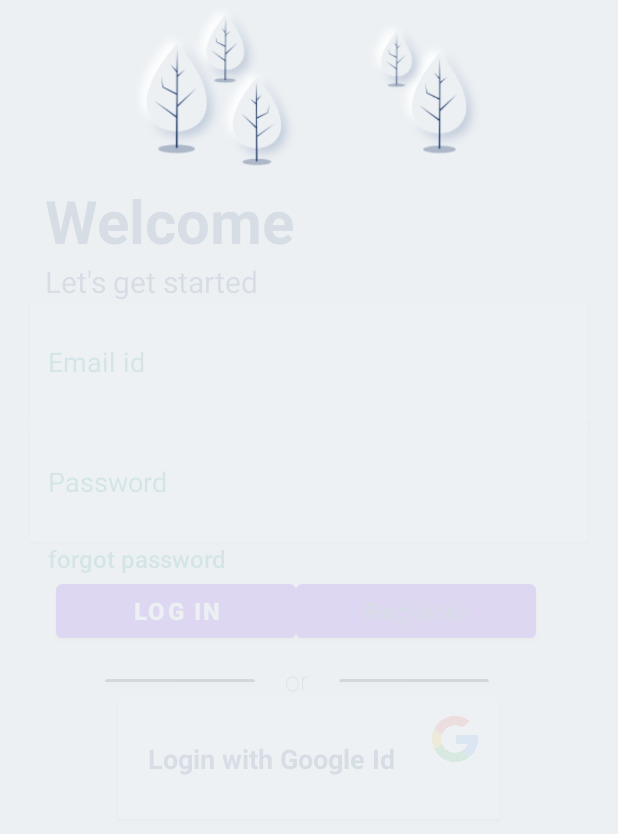
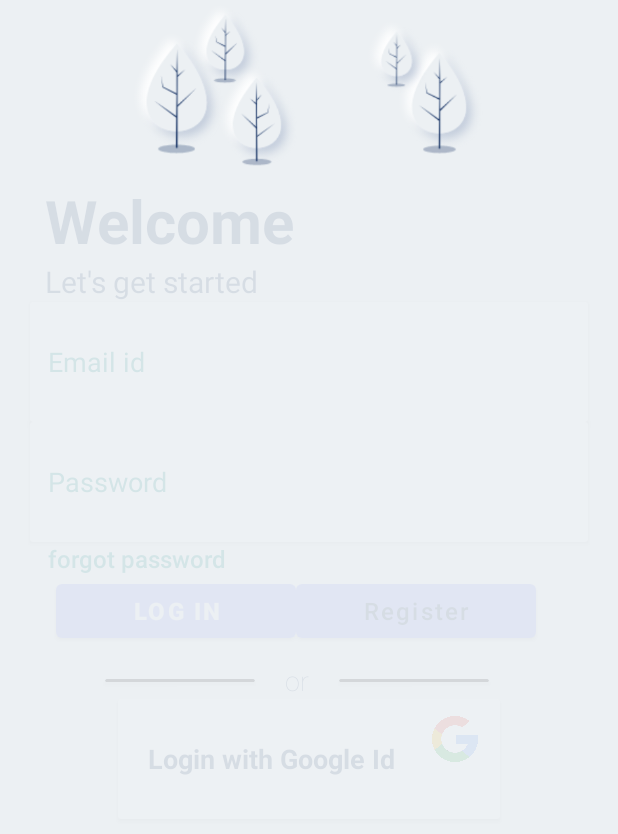
Before and after one commit to KnowledgeCatalystOfficial/Kcians_Application, an Android app: the screen it shows after launch (LoginActivity), on a phone screen of 412 x 824 dp, the part 150-984 px from its top. Run offline under Robolectric (Android 15) with nearby library versions, the phone set to English and light mode, and no system bars; libraries missing offline, so code that uses them is left out: soup.neumorphism; plain views replace NeumorphButton, NeumorphCardView; 4 statements that could not run were skipped.

Commit message:
This is vishu's first commit

```diff
--- a/app/src/main/java/com/vishugahlot/kcians/LoginActivity.java
+++ b/app/src/main/java/com/vishugahlot/kcians/LoginActivity.java
@@ -16,7 +16,7 @@ import soup.neumorphism.NeumorphButton;
 
 public class LoginActivity extends AppCompatActivity {
 
-    private NeumorphButton signupButton;
+    private NeumorphButton signupButton, loginButton;
     private LinearLayout layout_main;
     private Animation Animation_fadein,  Animation_rotate;
 
@@ -25,10 +25,8 @@ public class LoginActivity extends AppCompatActivity {
     protected void onCreate(Bundle savedInstanceState) {
         super.onCreate(savedInstanceState);
         setContentView(R.layout.activity_login);
+        Utils.blackIconStatusBar(LoginActivity.this, R.color.light_Background);
 
-
-
-        Utils.blackIconStatusBar(LoginActivity.this, R.color.light_Background);
 
         //declaring the animation effect
 //        Animation effects are located in res > anim folder
@@ -40,6 +38,7 @@ public class LoginActivity extends AppCompatActivity {
         img_logo_login= findViewById(R.id.img_logo_login);
         img_Botttom_login = findViewById(R.id.img_Bottom_login);
         text_logo_login = findViewById(R.id.text_logo_login);
+        loginButton = findViewById(R.id.login_button);
 
         //rotating the logo here
         img_logo_login.setAnimation(Animation_rotate);
@@ -67,5 +66,15 @@ public class LoginActivity extends AppCompatActivity {
                 startActivity(sharedIntent);
             }
         });
+
+//        Login button intent
+        loginButton.setOnClickListener(new View.OnClickListener() {
+            @Override
+            public void onClick(View v) {
+                Intent intent = new Intent(LoginActivity.this, NavigtionActivity.class);
+                startActivity(intent);
+            }
+        });
+
     }
 }
--- a/app/src/main/res/layout/activity_login.xml
+++ b/app/src/main/res/layout/activity_login.xml
@@ -135,6 +135,7 @@
 
             <soup.neumorphism.NeumorphButton
                 style="@style/Widget.Neumorph.Button"
+                android:id="@+id/login_button"
                 android:layout_width="160dp"
                 android:layout_height="wrap_content"
                 android:layout_marginStart="37dp"
--- a/app/src/main/res/values/strings.xml
+++ b/app/src/main/res/values/strings.xml
@@ -1,3 +1,5 @@
 <resources>
     <string name="app_name">Kcians</string>
+    <!-- TODO: Remove or change this placeholder text -->
+    <string name="hello_blank_fragment">Hello blank fragment</string>
 </resources>
--- a/app/src/main/res/values/themes.xml
+++ b/app/src/main/res/values/themes.xml
@@ -2,8 +2,8 @@
     <!-- Base application theme. -->
     <style name="Theme.Kcians" parent="Theme.MaterialComponents.DayNight.NoActionBar">
         <!-- Primary brand color. -->
-        <item name="colorPrimary">@color/purple_500</item>
-        <item name="colorPrimaryVariant">@color/purple_700</item>
+        <item name="colorPrimary">@color/lavender</item>
+        <item name="colorPrimaryVariant">@color/lavender</item>
         <item name="colorOnPrimary">@color/white</item>
         <!-- Secondary brand color. -->
         <item name="colorSecondary">@color/teal_200</item>
```
Also changed, not shown: app/build.gradle (+6 -1 lines), app/src/main/AndroidManifest.xml (+5 -2 lines), app/src/main/res/values/colors.xml (+8 -0 lines).
